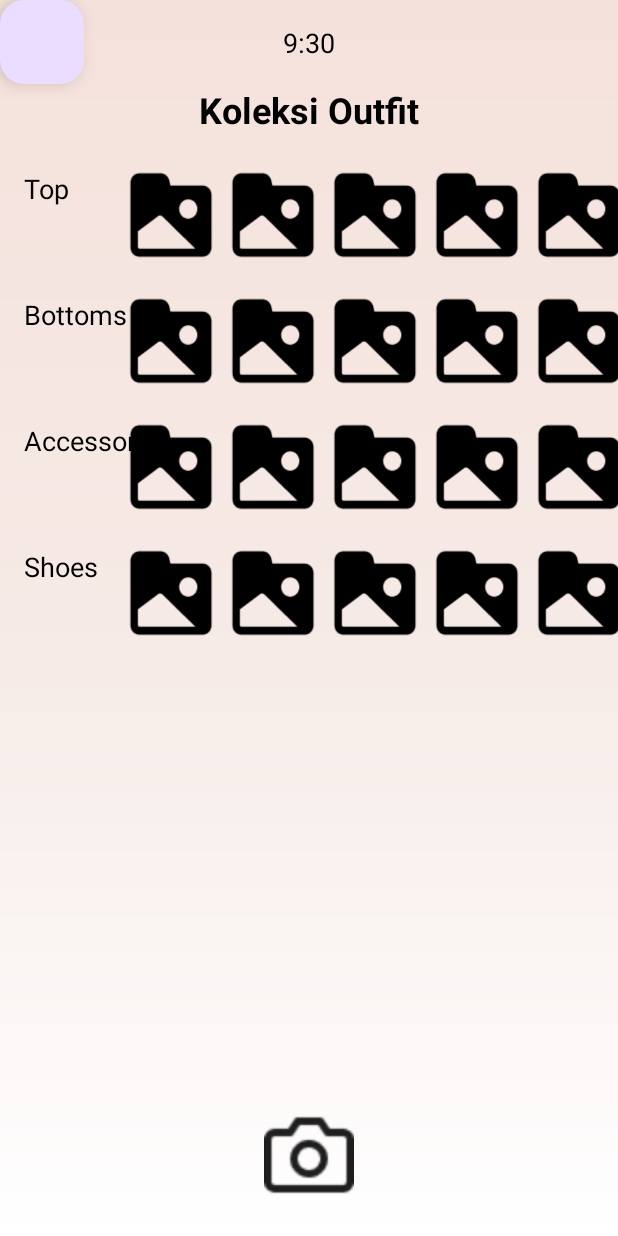
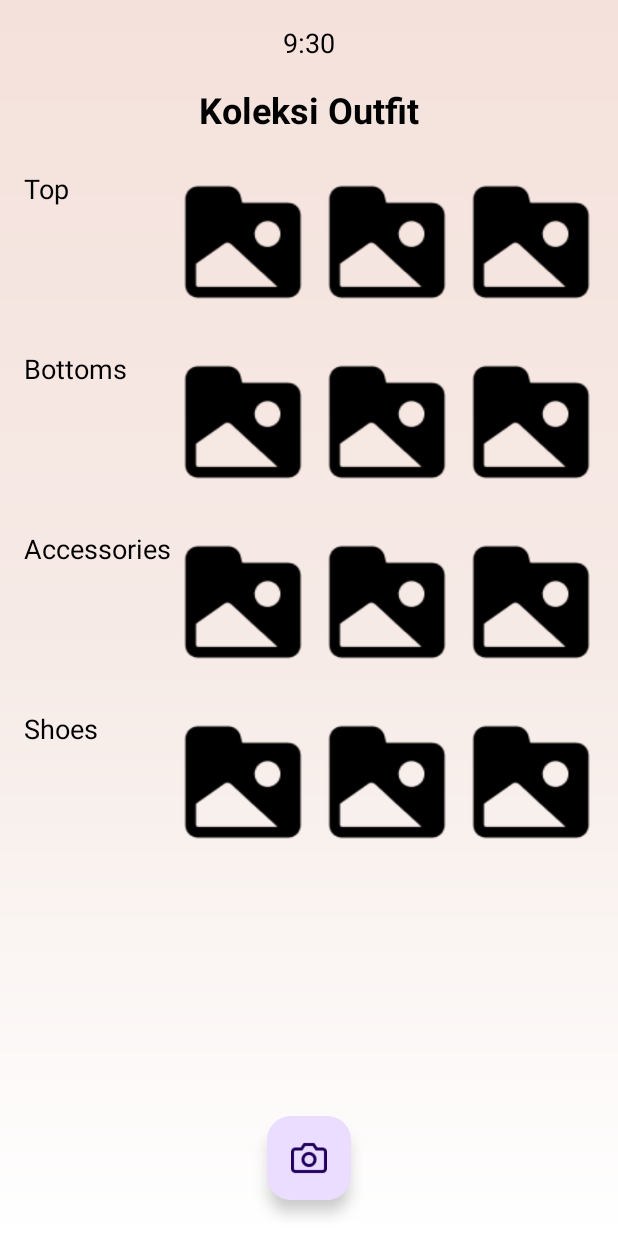
Before and after one commit to delon-nazara/campus-project-ppm-end-semester, an Android app: the layout activity_main.xml on its own in the app's theme, with its tools: preview values and no code run, on a phone screen of 412 x 824 dp. Run offline under Robolectric (Android 15) with nearby library versions, the phone set to English and light mode, and no system bars.

Commit message:
update the appearance

```diff
--- a/app/src/main/AndroidManifest.xml
+++ b/app/src/main/AndroidManifest.xml
@@ -12,9 +12,7 @@
         android:supportsRtl="true"
         android:theme="@style/Theme.ProyekAkhirLabPemrogramanMobile"
         tools:targetApi="31">
-        <activity
-            android:name=".OutfitAdapter"
-            android:exported="false" />
+
         <activity
             android:name=".MainActivity"
             android:exported="true">
--- a/app/src/main/res/layout/activity_main.xml
+++ b/app/src/main/res/layout/activity_main.xml
@@ -10,8 +10,14 @@
 
     <androidx.recyclerview.widget.RecyclerView
         android:id="@+id/recyclerView"
-        android:layout_width="match_parent"
-        android:layout_height="match_parent"/>
+        android:layout_width="0dp"
+        android:layout_height="0dp"
+        app:layout_constraintTop_toBottomOf="@+id/title"
+        app:layout_constraintBottom_toTopOf="@+id/fabAddOutfit"
+        app:layout_constraintStart_toStartOf="parent"
+        app:layout_constraintEnd_toEndOf="parent"
+        android:layout_margin="16dp" />
+
 
 
     <!-- Jam di bagian atas -->
@@ -64,39 +70,34 @@
         android:layout_marginStart="16dp">
 
         <ImageView
-            android:layout_width="60dp"
-            android:layout_height="60dp"
+            android:layout_width="90dp"
+            android:layout_height="80dp"
             android:layout_marginEnd="8dp" />
 
         <ImageView
-            android:layout_width="60dp"
-            android:layout_height="60dp"
-            android:src="@drawable/pictures_folders"
-            android:layout_marginEnd="8dp" />
+            android:id="@+id/outfitImage"
+            android:layout_width="80dp"
+            android:layout_height="80dp"
+            android:layout_margin="8dp"
+            android:background="@drawable/pictures_folders"/>
+
 
         <ImageView
-            android:layout_width="60dp"
-            android:layout_height="60dp"
-            android:src="@drawable/pictures_folders"
-            android:layout_marginEnd="8dp" />
+            android:id="@+id/outfitImage1"
+            android:layout_width="80dp"
+            android:layout_height="80dp"
+            android:layout_margin="8dp"
+            android:background="@drawable/pictures_folders"/>
+
 
         <ImageView
-            android:layout_width="60dp"
-            android:layout_height="60dp"
-            android:src="@drawable/pictures_folders"
-            android:layout_marginEnd="8dp" />
+            android:id="@+id/outfitImage2"
+            android:layout_width="80dp"
+            android:layout_height="80dp"
+            android:layout_margin="8dp"
+            android:background="@drawable/pictures_folders"/>
 
-        <ImageView
-            android:layout_width="60dp"
-            android:layout_height="60dp"
-            android:src="@drawable/pictures_folders"
-            android:layout_marginEnd="8dp" />
 
-        <ImageView
-            android:layout_width="60dp"
-            android:layout_height="60dp"
-            android:src="@drawable/pictures_folders"
-            android:layout_marginEnd="8dp" />
     </LinearLayout>
 
     <!-- Bagian untuk Bottoms -->
@@ -122,39 +123,31 @@
         android:layout_marginStart="16dp">
 
         <ImageView
-            android:layout_width="60dp"
-            android:layout_height="60dp"
+            android:layout_width="90dp"
+            android:layout_height="80dp"
             android:layout_marginEnd="8dp" />
 
         <ImageView
-            android:layout_width="60dp"
-            android:layout_height="60dp"
-            android:src="@drawable/pictures_folders"
-            android:layout_marginEnd="8dp" />
+            android:id="@+id/outfitImage3"
+            android:layout_width="80dp"
+            android:layout_height="80dp"
+            android:layout_margin="8dp"
+            android:background="@drawable/pictures_folders"/>
 
         <ImageView
-            android:layout_width="60dp"
-            android:layout_height="60dp"
-            android:src="@drawable/pictures_folders"
-            android:layout_marginEnd="8dp" />
+            android:id="@+id/outfitImage4"
+            android:layout_width="80dp"
+            android:layout_height="80dp"
+            android:layout_margin="8dp"
+            android:background="@drawable/pictures_folders"/>
+
 
         <ImageView
-            android:layout_width="60dp"
-            android:layout_height="60dp"
-            android:src="@drawable/pictures_folders"
-            android:layout_marginEnd="8dp" />
-
-        <ImageView
-            android:layout_width="60dp"
-            android:layout_height="60dp"
-            android:src="@drawable/pictures_folders"
-            android:layout_marginEnd="8dp" />
-
-        <ImageView
-            android:layout_width="60dp"
-            android:layout_height="60dp"
-            android:src="@drawable/pictures_folders"
-            android:layout_marginEnd="8dp" />
+            android:id="@+id/outfitImage5"
+            android:layout_width="80dp"
+            android:layout_height="80dp"
+            android:layout_margin="8dp"
+            android:background="@drawable/pictures_folders"/>
     </LinearLayout>
 
     <!-- Bagian untuk Accessories -->
@@ -180,39 +173,31 @@
         android:layout_marginStart="16dp">
 
         <ImageView
-            android:layout_width="60dp"
-            android:layout_height="60dp"
+            android:layout_width="90dp"
+            android:layout_height="80dp"
             android:layout_marginEnd="8dp" />
 
         <ImageView
-            android:layout_width="60dp"
-            android:layout_height="60dp"
-            android:src="@drawable/pictures_folders"
-            android:layout_marginEnd="8dp" />
+            android:id="@+id/outfitImage6"
+            android:layout_width="80dp"
+            android:layout_height="80dp"
+            android:layout_margin="8dp"
+            android:background="@drawable/pictures_folders"/>
 
         <ImageView
-            android:layout_width="60dp"
-            android:layout_height="60dp"
-            android:src="@drawable/pictures_folders"
-            android:layout_marginEnd="8dp" />
+            android:id="@+id/outfitImage7"
+            android:layout_width="80dp"
+            android:layout_height="80dp"
+            android:layout_margin="8dp"
+            android:background="@drawable/pictures_folders"/>
 
         <ImageView
-            android:layout_width="60dp"
-            android:layout_height="60dp"
-            android:src="@drawable/pictures_folders"
-            android:layout_marginEnd="8dp" />
+            android:id="@+id/outfitImage8"
+            android:layout_width="80dp"
+            android:layout_height="80dp"
+            android:layout_margin="8dp"
+            android:background="@drawable/pictures_folders"/>
 
-        <ImageView
-            android:layout_width="60dp"
-            android:layout_height="60dp"
-            android:src="@drawable/pictures_folders"
-            android:layout_marginEnd="8dp" />
-
-        <ImageView
-            android:layout_width="60dp"
-            android:layout_height="60dp"
-            android:src="@drawable/pictures_folders"
-            android:layout_marginEnd="8dp" />
     </LinearLayout>
 
     <!-- Bagian untuk Shoes -->
@@ -238,60 +223,46 @@
         android:layout_marginStart="16dp">
 
         <ImageView
-            android:layout_width="60dp"
-            android:layout_height="60dp"
+            android:layout_width="90dp"
+            android:layout_height="80dp"
             android:layout_marginEnd="8dp" />
 
         <ImageView
-            android:layout_width="60dp"
-            android:layout_height="60dp"
-            android:src="@drawable/pictures_folders"
-            android:layout_marginEnd="8dp" />
+            android:id="@+id/outfitImage9"
+            android:layout_width="80dp"
+            android:layout_height="80dp"
+            android:layout_margin="8dp"
+            android:background="@drawable/pictures_folders"/>
 
         <ImageView
-            android:layout_width="60dp"
-            android:layout_height="60dp"
-            android:src="@drawable/pictures_folders"
-            android:layout_marginEnd="8dp" />
+            android:id="@+id/outfitImage10"
+            android:layout_width="80dp"
+            android:layout_height="80dp"
+            android:layout_margin="8dp"
+            android:background="@drawable/pictures_folders"/>
+
 
         <ImageView
-            android:layout_width="60dp"
-            android:layout_height="60dp"
-            android:src="@drawable/pictures_folders"
-            android:layout_marginEnd="8dp" />
+            android:id="@+id/outfitImage11"
+            android:layout_width="80dp"
+            android:layout_height="80dp"
+            android:layout_margin="8dp"
+            android:background="@drawable/pictures_folders"/>
 
-        <ImageView
-            android:layout_width="60dp"
-            android:layout_height="60dp"
-            android:src="@drawable/pictures_folders"
-            android:layout_marginEnd="8dp" />
-
-        <ImageView
-            android:layout_width="60dp"
-            android:layout_height="60dp"
-            android:src="@drawable/pictures_folders"
-            android:layout_marginEnd="8dp" />
     </LinearLayout>
 
-    <!-- Ikon kamera di bagian bawah -->
-    <ImageView
-        android:id="@+id/cameraIcon"
-        android:layout_width="60dp"
-        android:layout_height="60dp"
+
+    <com.google.android.material.floatingactionbutton.FloatingActionButton
+        android:id="@+id/fabAddOutfit"
+        android:layout_width="wrap_content"
+        android:layout_height="wrap_content"
         android:src="@drawable/camera"
         app:layout_constraintBottom_toBottomOf="parent"
         app:layout_constraintStart_toStartOf="parent"
         app:layout_constraintEnd_toEndOf="parent"
-        android:layout_marginBottom="24dp" />
+        android:layout_margin="24dp"
+        android:contentDescription="@string/fab_add_outfit" />
 
 
-    <!-- Tambahkan FAB Add Outfit -->
-    <com.google.android.material.floatingactionbutton.FloatingActionButton
-        android:id="@+id/fabAddOutfit"
-        android:layout_width="wrap_content"
-        android:layout_height="wrap_content"
-        android:layout_alignParentEnd="true"
-        android:layout_margin="16dp"
-        android:layout_alignParentBottom="true"/>
 
 </androidx.constraintlayout.widget.ConstraintLayout>
--- a/app/src/main/res/values/strings.xml
+++ b/app/src/main/res/values/strings.xml
@@ -1,3 +1,5 @@
 <resources>
     <string name="app_name">ProyekAkhirLabPemrogramanMobile</string>
+    <string name="fab_add_outfit">Tambah pakaian</string>
+
 </resources>
--- a/gradle/libs.versions.toml
+++ b/gradle/libs.versions.toml
@@ -9,6 +9,7 @@ appcompat = "1.7.0"
 material = "1.12.0"
 activity = "1.9.2"
 constraintlayout = "2.1.4"
+roomCommon = "2.6.1"
 
 [libraries]
 androidx-core-ktx = { group = "androidx.core", name = "core-ktx", version.ref = "coreKtx" }
@@ -19,6 +20,7 @@ androidx-appcompat = { group = "androidx.appcompat", name = "appcompat", version
 material = { group = "com.google.android.material", name = "material", version.ref = "material" }
 androidx-activity = { group = "androidx.activity", name = "activity", version.ref = "activity" }
 androidx-constraintlayout = { group = "androidx.constraintlayout", name = "constraintlayout", version.ref = "constraintlayout" }
+androidx-room-common = { group = "androidx.room", name = "room-common", version.ref = "roomCommon" }
 
 [plugins]
 android-application = { id = "com.android.application", version.ref = "agp" }
```
Also changed, not shown: app/build.gradle.kts (+6 -5 lines), app/src/main/java/com/example/proyekakhirlabpemrogramanmobile/MainActivity.kt (+28 -1 lines), app/src/main/java/com/example/proyekakhirlabpemrogramanmobile/Outfit.kt (added, +13 -0 lines), app/src/main/java/com/example/proyekakhirlabpemrogramanmobile/OutfitAdapter.kt (+9 -13 lines), app/src/main/res/layout/activity_outfit_adapter.xml (+27 -2 lines), app/src/main/res/layout/managcollection.xml (deleted, +0 -131 lines), app/src/main/res/drawable/ic_add.png (added).
